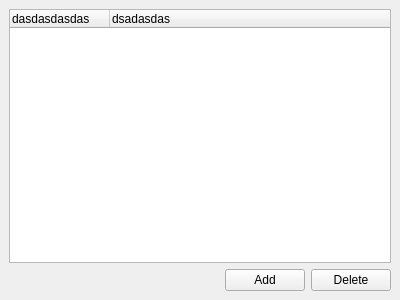
Above: src/widgets/QRegWidget.ui from NDNF/cutter before the change. Below: the same form after it.
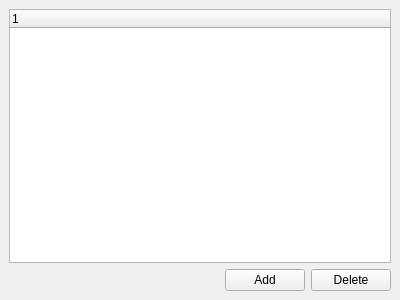
That is the form after the change.

```diff
--- a/src/widgets/QRegWidget.ui
+++ b/src/widgets/QRegWidget.ui
@@ -16,18 +16,7 @@
   <widget class="QWidget" name="dockWidgetContents">
    <layout class="QGridLayout" name="gridLayout">
     <item row="0" column="0">
-     <widget class="QTreeWidget" name="Tree">
-      <column>
-       <property name="text">
-        <string>dasdasdasdas</string>
-       </property>
-      </column>
-      <column>
-       <property name="text">
-        <string>dsadasdas</string>
-       </property>
-      </column>
-     </widget>
+     <widget class="QTreeWidget" name="Tree"/>
     </item>
     <item row="1" column="0">
      <layout class="QHBoxLayout" name="horizontalLayout">
```
